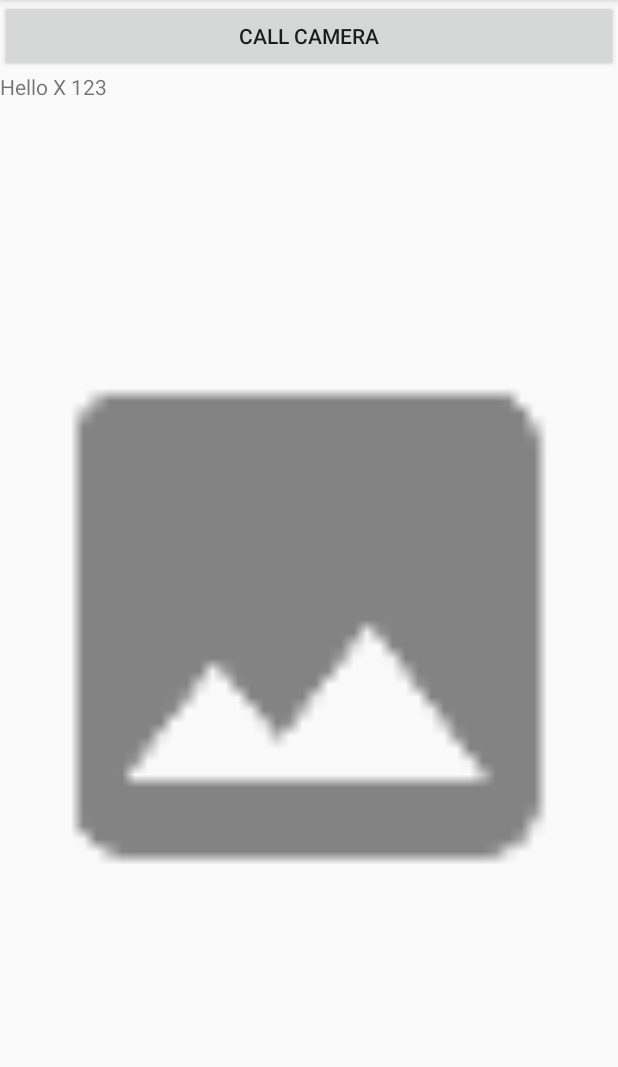
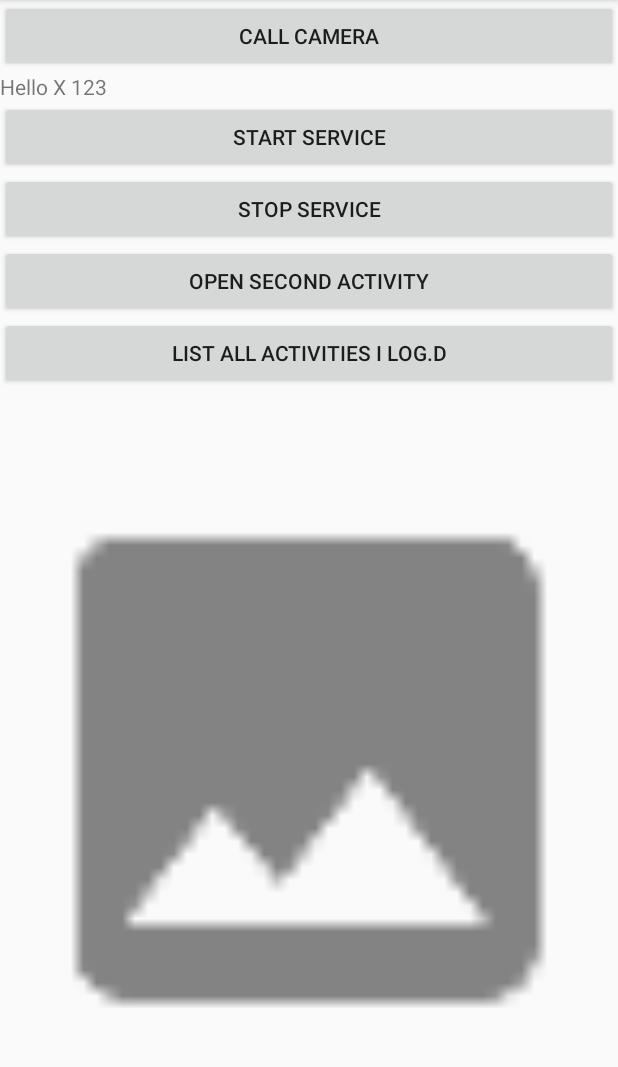
Before and after one commit to pga4711/VMI_1, an Android app: the screen it shows after launch (MainActivity), on a phone screen of 412 x 824 dp, the part 84-1151 px from its top. Run offline under Robolectric (Android 15) with nearby library versions, the phone set to English and light mode, and no system bars.

```diff
--- a/app/src/main/res/layout/activity_main.xml
+++ b/app/src/main/res/layout/activity_main.xml
@@ -30,6 +30,34 @@
             app:layout_constraintLeft_toLeftOf="parent"
             app:layout_constraintTop_toTopOf="parent" />
 
+        <Button
+            android:id="@+id/startServiceBtn"
+            android:layout_width="match_parent"
+            android:layout_height="wrap_content"
+            android:onClick="startService"
+            android:text="Start service" />
+
+        <Button
+            android:id="@+id/stopServiceBtn"
+            android:layout_width="match_parent"
+            android:layout_height="wrap_content"
+            android:onClick="stopService"
+            android:text="Stop service" />
+
+        <Button
+            android:id="@+id/openSecondActivityBtn"
+            android:layout_width="match_parent"
+            android:layout_height="wrap_content"
+            android:onClick="openSecondActivity"
+            android:text="Open Second Activity" />
+
+        <Button
+            android:id="@+id/listActivitiesBtn"
+            android:layout_width="match_parent"
+            android:layout_height="wrap_content"
+            android:onClick="listActivities"
+            android:text="List all activities i Log.d" />
+
         <ImageView
             android:id="@+id/imageView1"
             android:layout_width="match_parent"
--- /dev/null
+++ b/app/src/main/res/layout/second_layout.xml
@@ -0,0 +1,6 @@
+<?xml version="1.0" encoding="utf-8"?>
+<LinearLayout xmlns:android="http://schemas.android.com/apk/res/android"
+    android:orientation="vertical" android:layout_width="match_parent"
+    android:layout_height="match_parent">
+
+</LinearLayout>
--- /dev/null
+++ b/app/src/main/res/layout/third_layout.xml
@@ -0,0 +1,6 @@
+<?xml version="1.0" encoding="utf-8"?>
+<LinearLayout xmlns:android="http://schemas.android.com/apk/res/android"
+    android:orientation="vertical" android:layout_width="match_parent"
+    android:layout_height="match_parent">
+
+</LinearLayout>
```
Also changed, not shown: app/src/main/AndroidManifest.xml (+7 -0 lines), app/src/main/java/com/example/philip/mytestwithintents/MainActivity.java (+46 -19 lines), app/src/main/java/com/example/philip/mytestwithintents/SecondActivity.java (added, +25 -0 lines), app/src/main/java/com/example/philip/mytestwithintents/TheCameraService.java (added, +46 -0 lines), app/src/main/java/com/example/philip/mytestwithintents/ThirdActivity.java (added, +25 -0 lines).
